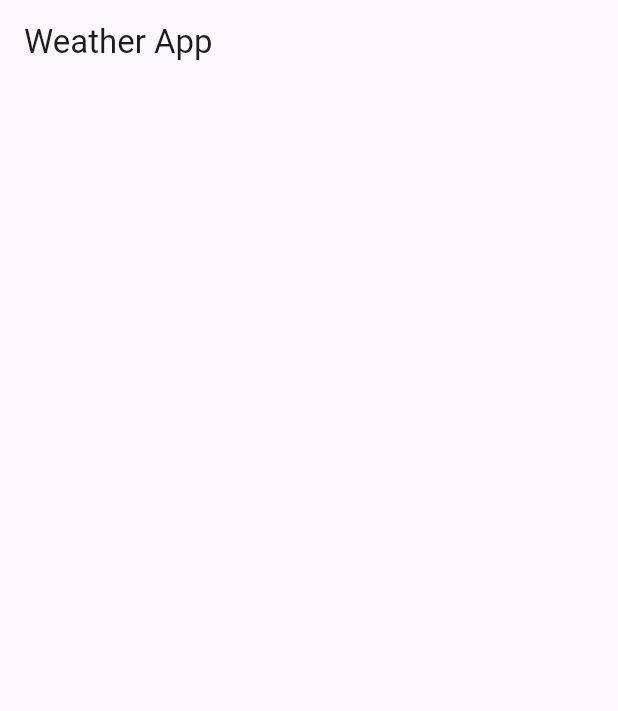
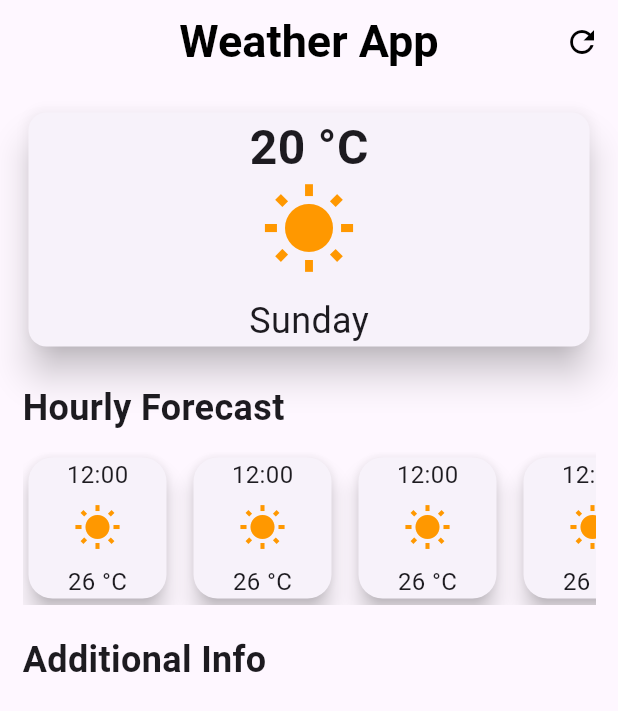
Before and after one commit to gopal-02/weather-app, a Flutter app: the screen it shows after launch, on a phone screen of 412 x 824 dp. Shown: the top 711 px of the screen. Run offline on Flutter 3.47's test engine with Material 3 defaults, Android fonts, the phone set to English and light mode, and no system bars.

Commit message:
Add forcast cards

```diff
--- /dev/null
+++ b/lib/utils/hourly_forecast_cards.dart
@@ -0,0 +1,43 @@
+import 'package:flutter/material.dart';
+
+class HourlyForecastCard extends StatelessWidget {
+  const HourlyForecastCard({super.key});
+
+  @override
+  Widget build(BuildContext context) {
+    return Padding(
+      padding: const EdgeInsets.only(right: 10),
+      child: SizedBox(
+        width: 100,
+        child: Card(
+          shape: RoundedRectangleBorder(
+            borderRadius: BorderRadius.circular(16),
+          ),
+          elevation: 6,
+          child: Container(
+            width: 120,
+            child: const Column(
+              children: [
+                Text(
+                  '12:00',
+                  style: TextStyle(fontSize: 16),
+                ),
+                SizedBox(height: 8),
+                Icon(
+                  Icons.wb_sunny,
+                  size: 32,
+                  color: Colors.orange,
+                ),
+                SizedBox(height: 8),
+                Text(
+                  '26 °C',
+                  style: TextStyle(fontSize: 16),
+                ),
+              ],
+            ),
+          ),
+        ),
+      ),
+    );
+  }
+}
--- a/lib/utils/weather_screen.dart
+++ b/lib/utils/weather_screen.dart
@@ -1,12 +1,109 @@
 import 'package:flutter/material.dart';
+import 'package:weather_app/utils/hourly_forecast_cards.dart';
 
 class WeatherScreen extends StatelessWidget {
   const WeatherScreen({super.key});
 
   @override
   Widget build(BuildContext context) {
-    return  Scaffold(
-      appBar:AppBar(title: const Text("Weather App"),),
+    return Scaffold(
+      appBar: AppBar(
+        title: const Text(
+          "Weather App",
+          style: TextStyle(
+            color: Colors.black,
+            fontSize: 30,
+            fontWeight: FontWeight.bold,
+          ),
+        ),
+        centerTitle: true,
+        actions: [
+          IconButton(
+            onPressed: () {
+              print("Refresh");
+            },
+            icon: const Icon(
+              Icons.refresh,
+              color: Colors.black,
+            ),
+          )
+        ],
+      ),
+      body: const Padding(
+        padding: EdgeInsets.all(15.0),
+        child: Column(
+          children: [
+            SizedBox(
+              width: double.infinity,
+              child: Card(
+                elevation: 10,
+                child: Column(
+                  children: [
+                    Text('20 °C',
+                        style: TextStyle(
+                          fontSize: 32,
+                          fontWeight: FontWeight.bold,
+                        )),
+                    Icon(
+                      Icons.wb_sunny,
+                      size: 64,
+                      color: Colors.orange,
+                    ),
+                    SizedBox(
+                      height: 12,
+                    ),
+                    Text(
+                      'Sunday',
+                      style: TextStyle(fontSize: 24),
+                    ),
+                  ],
+                ),
+              ),
+            ),
+            SizedBox(
+              height: 20,
+            ),
+            Align(
+              alignment: Alignment.centerLeft,
+              child: Text('Hourly Forecast',
+                  style: TextStyle(
+                    fontSize: 24,
+                    fontWeight: FontWeight.bold,
+                  )),
+            ),
+            SizedBox(
+              height: 12,
+            ),
+            SingleChildScrollView(
+              scrollDirection: Axis.horizontal,
+              child: Row(
+                children: [
+                  HourlyForecastCard(),
+                  HourlyForecastCard(),
+                  HourlyForecastCard(),
+                  HourlyForecastCard(),
+                  HourlyForecastCard(),
+                  HourlyForecastCard()
+                ],
+              ),
+            ),
+            SizedBox(
+              height: 20,
+            ),
+            Align(
+              alignment: Alignment.centerLeft,
+              child: Text('Additional Info',
+                  style: TextStyle(
+                    fontSize: 24,
+                    fontWeight: FontWeight.bold,
+                  )),
+            ),
+            SizedBox(
+              height: 12,
+            ),
+          ],
+        ),
+      ),
     );
   }
 }
```
